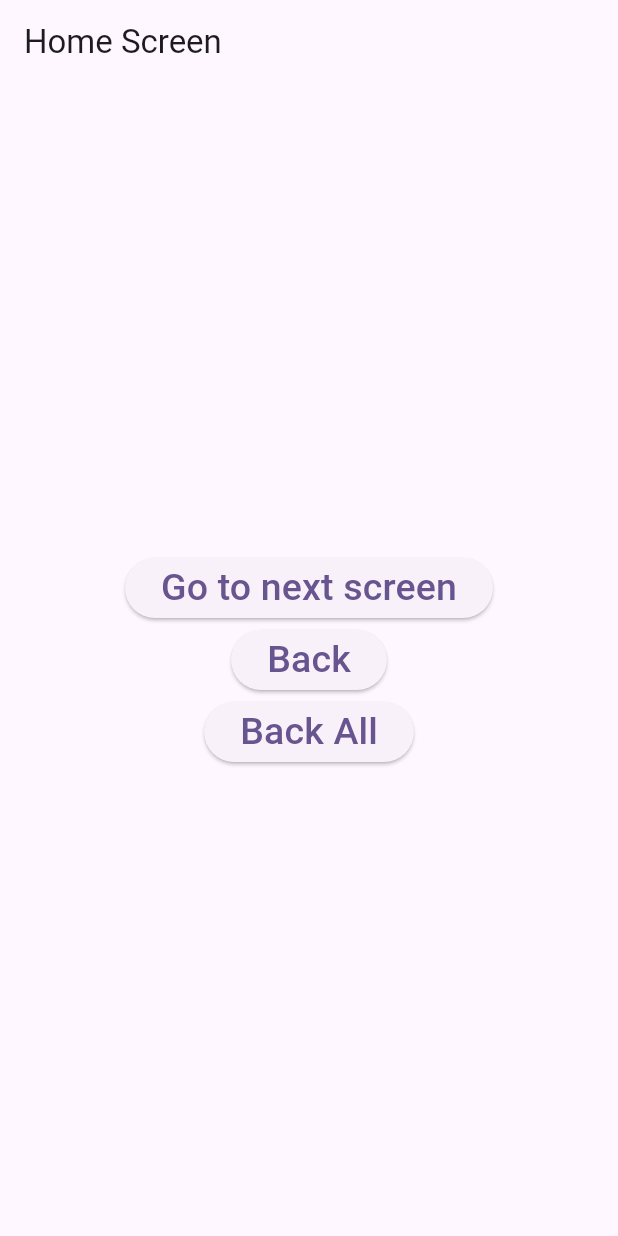
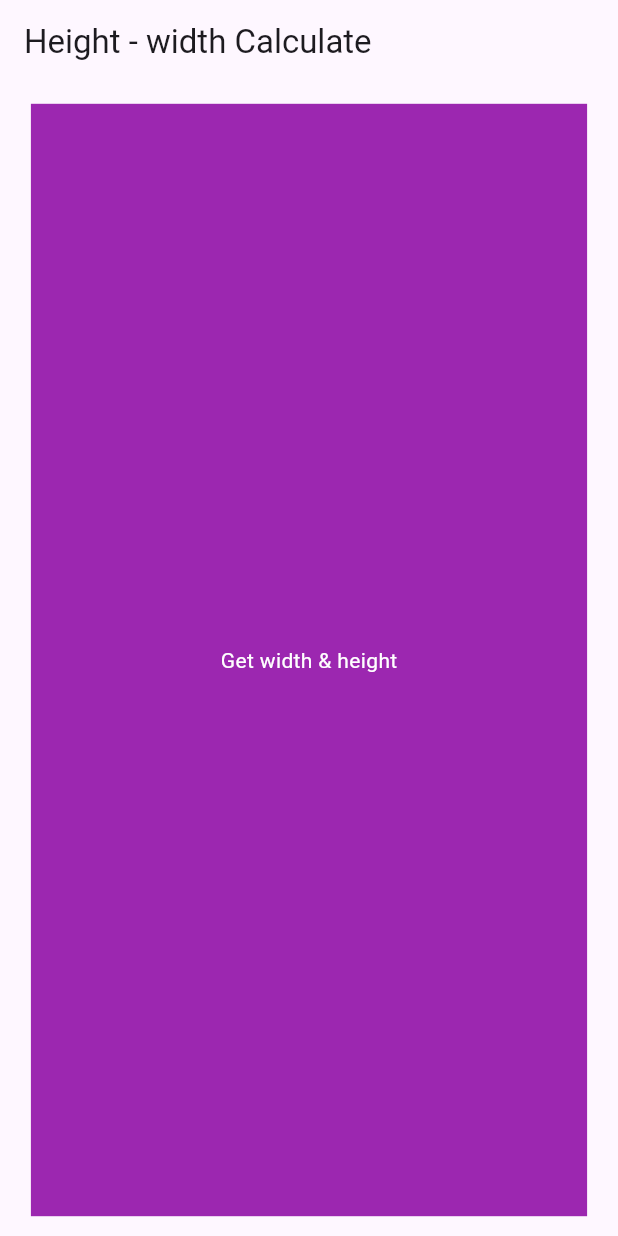
Before and after one commit to busrakk/app-with-getx, a Flutter app: the screen it shows after launch, on a phone screen of 412 x 824 dp. Run offline on Flutter 3.47's test engine with Material 2 defaults, Android fonts, the phone set to English and light mode, and no system bars; our stand-ins replace get.

Commit message:
calculate screen width and height

```diff
--- /dev/null
+++ b/lib/hw_calculate.dart
@@ -0,0 +1,39 @@
+import 'package:flutter/material.dart';
+import 'package:get/get.dart';
+
+class HWClaculate extends StatefulWidget {
+  const HWClaculate({super.key});
+
+  @override
+  State<HWClaculate> createState() => _HWClaculateState();
+}
+
+// ekran genişlik ve yüksekliğini elde etme
+class _HWClaculateState extends State<HWClaculate> {
+  @override
+  Widget build(BuildContext context) {
+    return Scaffold(
+      appBar: AppBar(
+        title: const Text("Height - width Calculate"),
+      ),
+      body: Center(
+        child: Container(
+          // normal kullanım
+          // height: MediaQuery.of(context).size.height * 0.9,
+          // width: MediaQuery.of(context).size.width * 0.9,
+
+          // getx kullanımı
+          height: Get.height * 0.9,
+          width: Get.width * 0.9,
+          color: Colors.purple,
+          child: const Center(
+            child: Text(
+              "Get width & height",
+              style: TextStyle(color: Colors.white),
+            ),
+          ),
+        ),
+      ),
+    );
+  }
+}
--- a/lib/main.dart
+++ b/lib/main.dart
@@ -1,6 +1,7 @@
 import 'package:flutter/material.dart';
 import 'package:get/get.dart';
 import 'package:getx/home_screen.dart';
+import 'package:getx/hw_calculate.dart';
 import 'package:getx/screen_one.dart';
 import 'package:getx/screen_two.dart';
 
@@ -27,7 +28,7 @@ class MyApp extends StatelessWidget {
         colorScheme: ColorScheme.fromSeed(seedColor: Colors.deepPurple),
         useMaterial3: true,
       ),
-      home: const HomeScreen(),
+      home: const HWClaculate(),
     );
   }
 }
```
